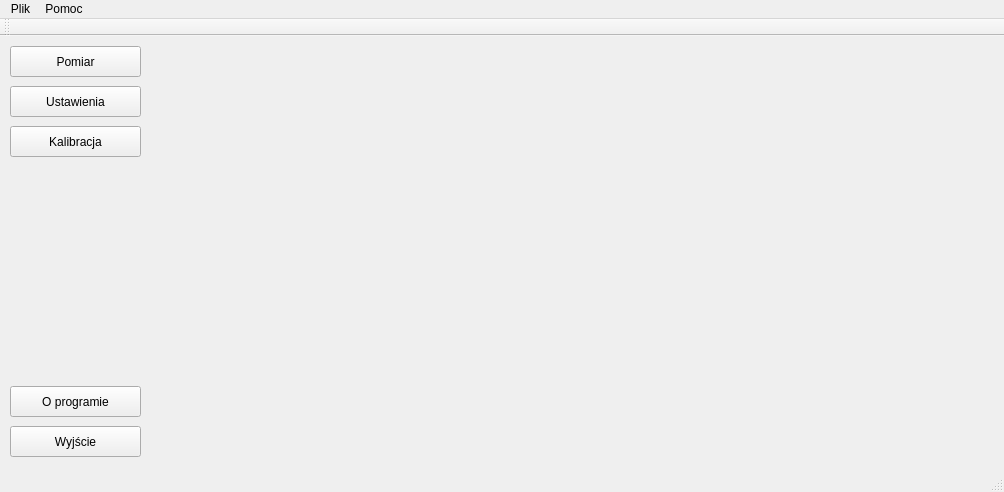
This is StereoVision/mainwindow.ui in dzikipasterz/StareoVision as Qt 5 draws it before an edit. The edited form follows.
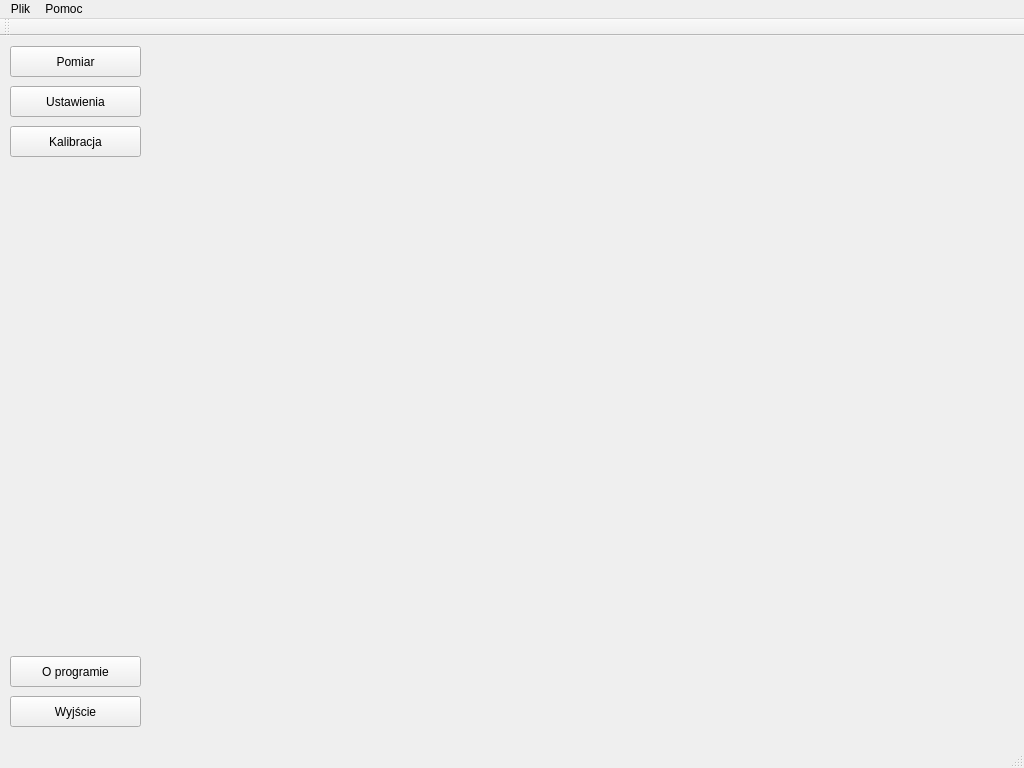
This is the edited form.

Patch:
```diff
--- a/StereoVision/mainwindow.ui
+++ b/StereoVision/mainwindow.ui
@@ -6,14 +6,20 @@
    <rect>
     <x>0</x>
     <y>0</y>
-    <width>1004</width>
-    <height>492</height>
+    <width>1024</width>
+    <height>768</height>
    </rect>
   </property>
   <property name="minimumSize">
    <size>
-    <width>1004</width>
-    <height>492</height>
+    <width>1024</width>
+    <height>768</height>
+   </size>
+  </property>
+  <property name="maximumSize">
+   <size>
+    <width>1024</width>
+    <height>768</height>
    </size>
   </property>
   <property name="windowTitle">
@@ -63,7 +69,7 @@
     <property name="geometry">
      <rect>
       <x>10</x>
-      <y>390</y>
+      <y>660</y>
       <width>131</width>
       <height>31</height>
      </rect>
@@ -76,7 +82,7 @@
     <property name="geometry">
      <rect>
       <x>10</x>
-      <y>350</y>
+      <y>620</y>
       <width>131</width>
       <height>31</height>
      </rect>
@@ -101,7 +107,7 @@
     <rect>
      <x>0</x>
      <y>0</y>
-     <width>1004</width>
+     <width>1024</width>
      <height>22</height>
     </rect>
    </property>
```
Left out of the diff: 10 changed lines with no effect on the pictures.
